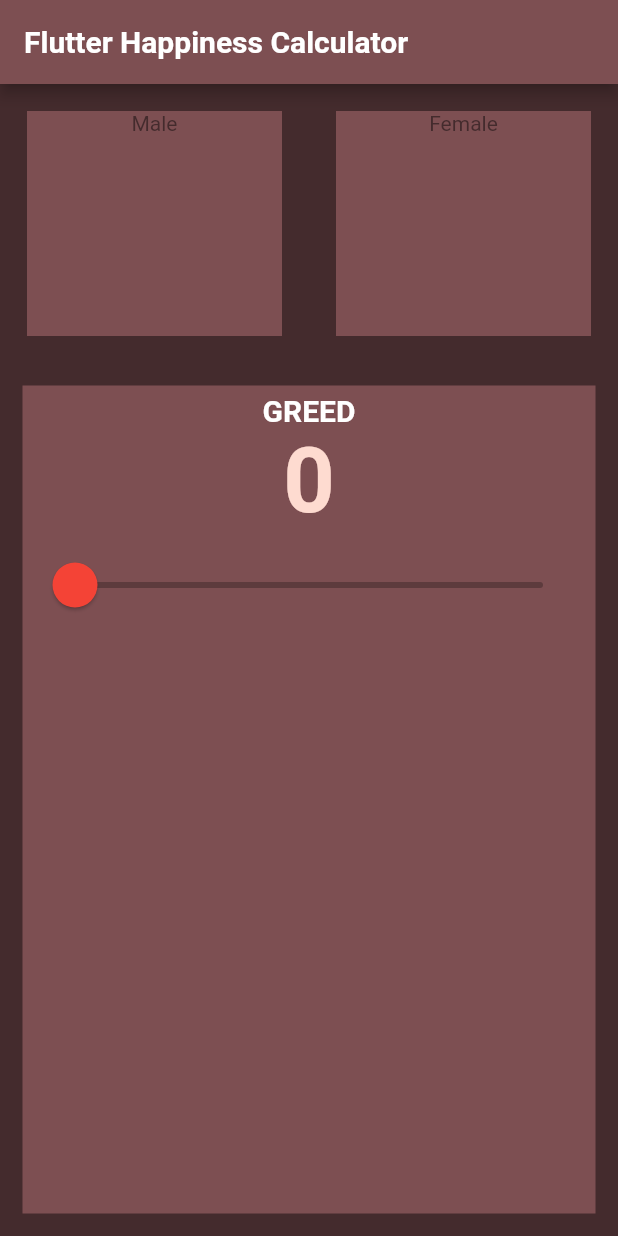
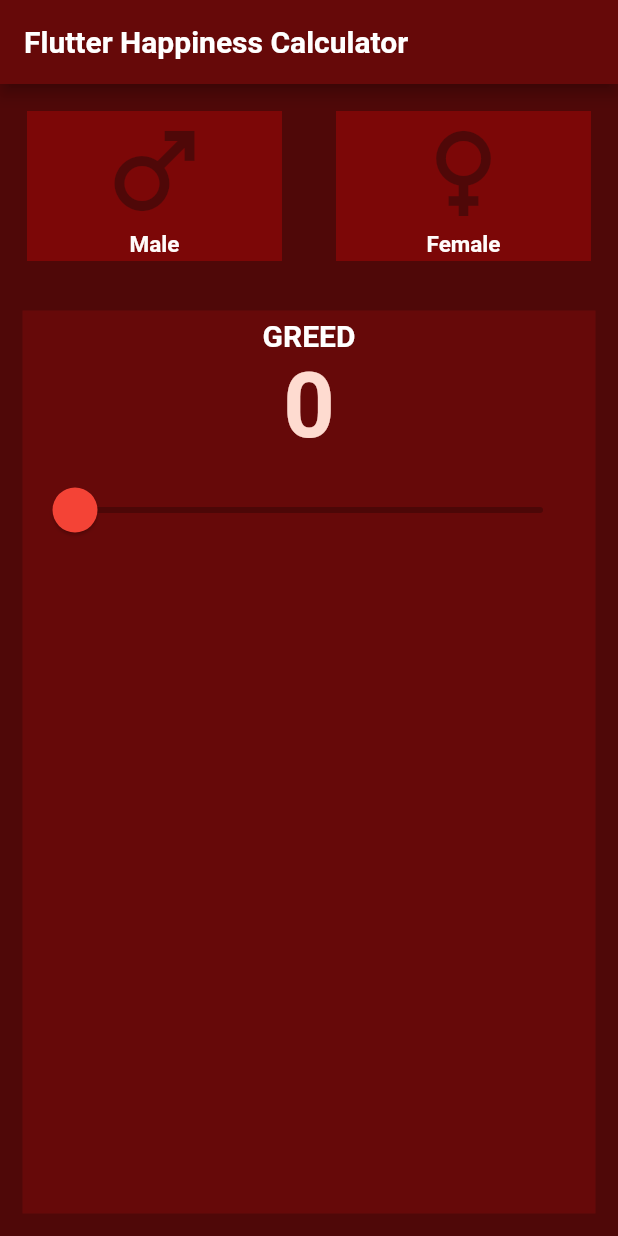
Before and after one commit to sanjibsinha/happiness_calculator, a Flutter app: the screen it shows after launch, on a phone screen of 412 x 824 dp. Run offline on Flutter 3.47's test engine with Material 2 defaults, Android fonts, the phone set to English and light mode, and no system bars; our stand-ins replace font_awesome_flutter, google_fonts; Roboto replaces fonts that are missing (Antic, Laila, Langar).

Commit message:
Second for this branch

```diff
--- a/lib/model/happ_theme.dart
+++ b/lib/model/happ_theme.dart
@@ -28,6 +28,14 @@ class HappyTheme {
     textStyle: const TextStyle(
       color: HappyTheme.shrinePink100,
       fontSize: 60.0,
+      fontWeight: FontWeight.bold,
+    ),
+  );
+
+  static TextStyle genderStyle = GoogleFonts.antic(
+    textStyle: const TextStyle(
+      color: HappyTheme.shrineSurfaceWhite,
+      fontSize: 15.0,
       fontWeight: FontWeight.bold,
     ),
   );
@@ -114,16 +122,16 @@ class HappyTheme {
     brightness: Brightness.light,
   );
 
-  static const Color activeCoor = Color(0xFFEAA4A4);
-  static const Color inactiveCoor = Color(0xFF7D4F52);
+  static const Color activeCoor = Color(0xFF660909);
+  static const Color inactiveCoor = Color(0xFF7c0707);
 
   static const Color shrinePink50 = Color(0xFFFEEAE6);
   static const Color shrinePink100 = Color(0xFFFEDBD0);
   static const Color shrinePink300 = Color(0xFFFBB8AC);
   static const Color shrinePink400 = Color(0xFFEAA4A4);
 
-  static const Color shrineBrown900 = Color(0xFF442B2D);
-  static const Color shrineBrown600 = Color(0xFF7D4F52);
+  static const Color shrineBrown900 = Color(0xFF4f0808);
+  static const Color shrineBrown600 = Color(0xFF660909);
 
   static const Color shrineErrorRed = Color(0xFFC5032B);
 
--- a/lib/view/happiness_home_page.dart
+++ b/lib/view/happiness_home_page.dart
@@ -41,10 +41,12 @@ class _HappinessHomePageState extends State<HappinessHomePage> {
                 expandEnum(
                   ContainerColor.first,
                   'Male',
+                  Icons.male,
                 ),
                 expandEnum(
                   ContainerColor.second,
                   'Female',
+                  Icons.female,
                 ),
               ],
             ),
@@ -112,7 +114,8 @@ class _HappinessHomePageState extends State<HappinessHomePage> {
     );
   }
 
-  Expanded expandEnum(ContainerColor? containerColor, String gender) {
+  Expanded expandEnum(
+      ContainerColor? containerColor, String gender, IconData genderIcon) {
     return Expanded(
       child: Padding(
         padding: const EdgeInsets.all(18.0),
@@ -128,10 +131,17 @@ class _HappinessHomePageState extends State<HappinessHomePage> {
                 ? HappyTheme.activeCoor
                 : HappyTheme.inactiveCoor,
             width: 150.0,
-            height: 150.0,
+            height: 100.0,
             child: Column(
               children: [
-                Text(gender),
+                Icon(
+                  genderIcon,
+                  size: 80.0,
+                ),
+                Text(
+                  gender,
+                  style: HappyTheme.genderStyle,
+                ),
               ],
             ),
           ),
```
